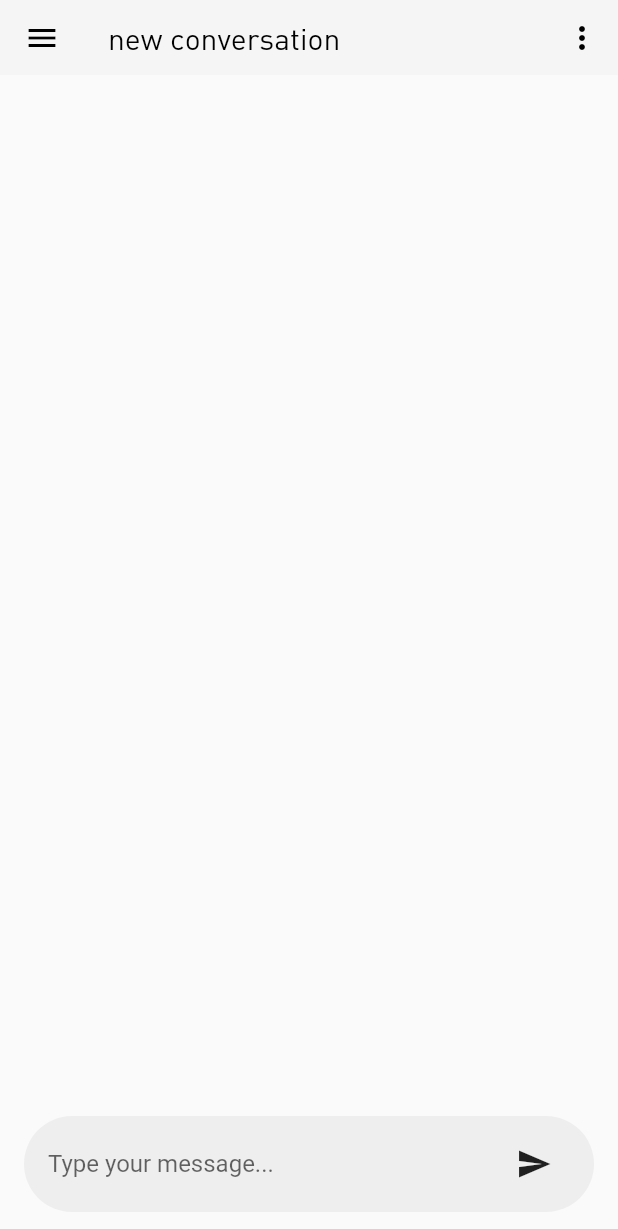
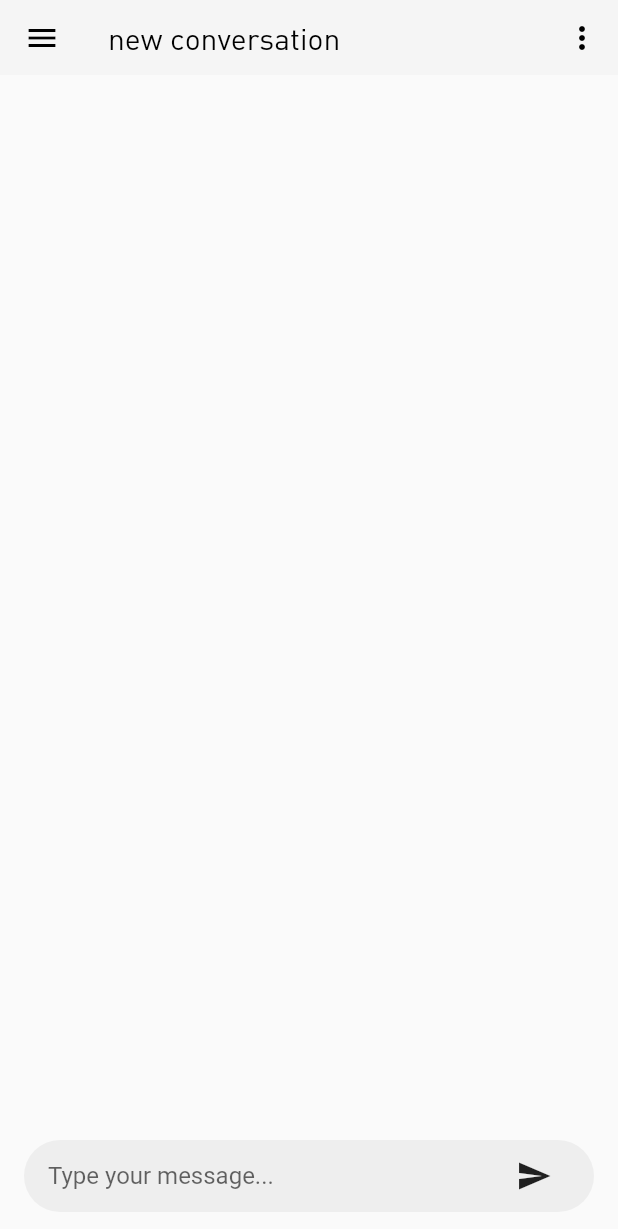
Before and after one commit to SnowStar0423/ChatGPT-Flutter-App, a Flutter app: the screen it shows after launch, on a phone screen of 412 x 824 dp. Shown: the top 1229 px of the screen. Run offline on Flutter 3.47's test engine with Material 2 defaults, Android fonts, the phone set to English and light mode, and no system bars.

Commit message:
UI update

```diff
--- a/lib/chatpage.dart
+++ b/lib/chatpage.dart
@@ -152,8 +152,7 @@ class _ChatPageState extends State<ChatPage> {
                     Message message = conversationProvider
                         .currentConversation.messages[index];
                     return Padding(
-                      padding: const EdgeInsets.symmetric(
-                          vertical: 8.0, horizontal: 16.0),
+                      padding: const EdgeInsets.symmetric(vertical: 8.0, horizontal: 16.0),
                       child: Row(
                         crossAxisAlignment: CrossAxisAlignment.start,
                         children: [
@@ -176,7 +175,7 @@ class _ChatPageState extends State<ChatPage> {
                                     vertical: 8.0, horizontal: 16.0),
                                 decoration: BoxDecoration(
                                   color: message.senderId == userSender.id
-                                      ? Color(0xff55bb8e)
+                                      ? const Color(0xff55bb8e)
                                       : Colors.grey[200],
                                   borderRadius: BorderRadius.circular(16.0),
                                   boxShadow: [
@@ -225,7 +224,7 @@ class _ChatPageState extends State<ChatPage> {
             margin:
                 const EdgeInsets.symmetric(vertical: 16.0, horizontal: 16.0),
             padding:
-                const EdgeInsets.symmetric(vertical: 8.0, horizontal: 16.0),
+                const EdgeInsets.symmetric(vertical: 0.0, horizontal: 16.0),
             child: Row(
               children: [
                 Expanded(
```
Also changed, not shown: 1 other file.
